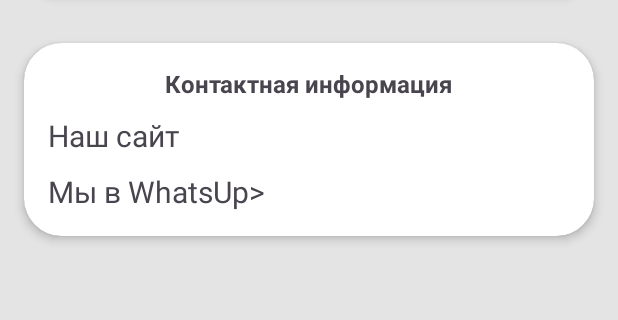
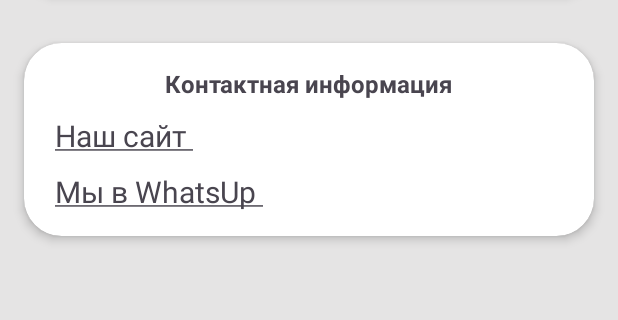
Before and after one commit to Fiitovec99/HATA.RU, an Android app: the layout fragment_menu.xml on its own in the app's theme, with its tools: preview values and no code run, on a phone screen of 412 x 824 dp, the part 375-695 px from its top. Run offline under Robolectric (Android 15) with nearby library versions, the phone set to English and light mode, and no system bars.

```diff
--- a/app/src/main/res/values/strings.xml
+++ b/app/src/main/res/values/strings.xml
@@ -1,5 +1,9 @@
 <resources>
     <string name="app_name">HATA.RU</string>
-    <string name="site_string">Наш сайт</string>
-    <string name="whatsUp_string">Мы в WhatsUp></string>
+    <string name="site_string">
+        <u>Наш сайт </u>
+    </string>
+    <string name="whatsUp_string">
+        <u>Мы в WhatsUp </u>
+        </string>
 </resources>
```
